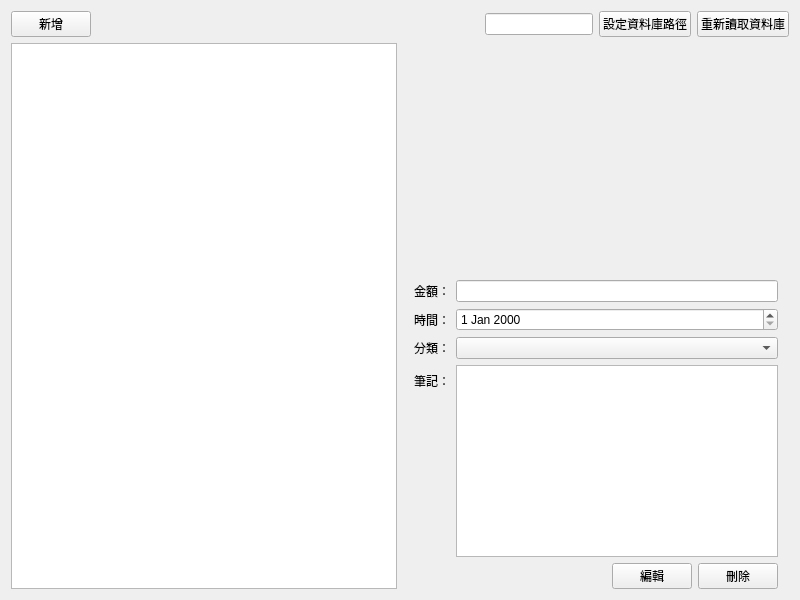
Before: the Qt Designer form ExpenseBook-pc/mainwindow.ui in coolshou/accountbook, drawn with Qt 5.
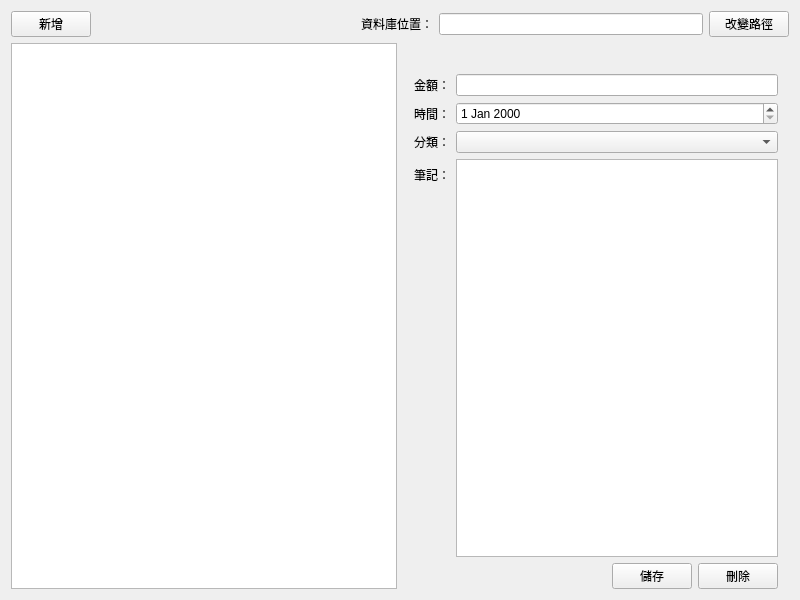
After: the same form once the commit is applied. Icons and pictures are not drawn. Custom widgets are drawn as their Qt base class.

Patch:
```diff
--- a/ExpenseBook-pc/mainwindow.ui
+++ b/ExpenseBook-pc/mainwindow.ui
@@ -44,6 +44,9 @@
        <property name="orientation">
         <enum>Qt::Horizontal</enum>
        </property>
+       <property name="sizeType">
+        <enum>QSizePolicy::Expanding</enum>
+       </property>
        <property name="sizeHint" stdset="0">
         <size>
          <width>40</width>
@@ -52,14 +55,24 @@
        </property>
       </spacer>
      </item>
+     <item>
+      <widget class="QLabel" name="label">
+       <property name="text">
+        <string>資料庫位置：</string>
+       </property>
+      </widget>
+     </item>
      <item>
       <widget class="QLineEdit" name="databasePathLineEdit">
        <property name="sizePolicy">
-        <sizepolicy hsizetype="Preferred" vsizetype="Fixed">
+        <sizepolicy hsizetype="Expanding" vsizetype="Fixed">
          <horstretch>0</horstretch>
          <verstretch>0</verstretch>
         </sizepolicy>
        </property>
+       <property name="readOnly">
+        <bool>true</bool>
+       </property>
       </widget>
      </item>
      <item>
@@ -71,14 +84,7 @@
         </sizepolicy>
        </property>
        <property name="text">
-        <string>設定資料庫路徑</string>
-       </property>
-      </widget>
-     </item>
-     <item>
-      <widget class="QPushButton" name="reloadDatabasePushButton">
-       <property name="text">
-        <string>重新讀取資料庫</string>
+        <string>改變路徑</string>
        </property>
       </widget>
      </item>
@@ -101,7 +107,7 @@
         <item>
          <widget class="QLabel" name="pictureLabel">
           <property name="sizePolicy">
-           <sizepolicy hsizetype="Preferred" vsizetype="Expanding">
+           <sizepolicy hsizetype="Preferred" vsizetype="Preferred">
             <horstretch>0</horstretch>
             <verstretch>0</verstretch>
            </sizepolicy>
@@ -188,7 +194,7 @@
              </sizepolicy>
             </property>
             <property name="text">
-             <string>編輯</string>
+             <string>儲存</string>
             </property>
            </widget>
           </item>
@@ -215,6 +221,13 @@
   </layout>
  </widget>
  <layoutdefault spacing="6" margin="11"/>
+ <customwidgets>
+  <customwidget>
+   <class>PictureLabel</class>
+   <extends>QLabel</extends>
+   <header>picturelabel.h</header>
+  </customwidget>
+ </customwidgets>
  <resources>
   <include location="resources.qrc"/>
  </resources>
```
Left out of the diff: 9 changed lines with no effect on the pictures.
